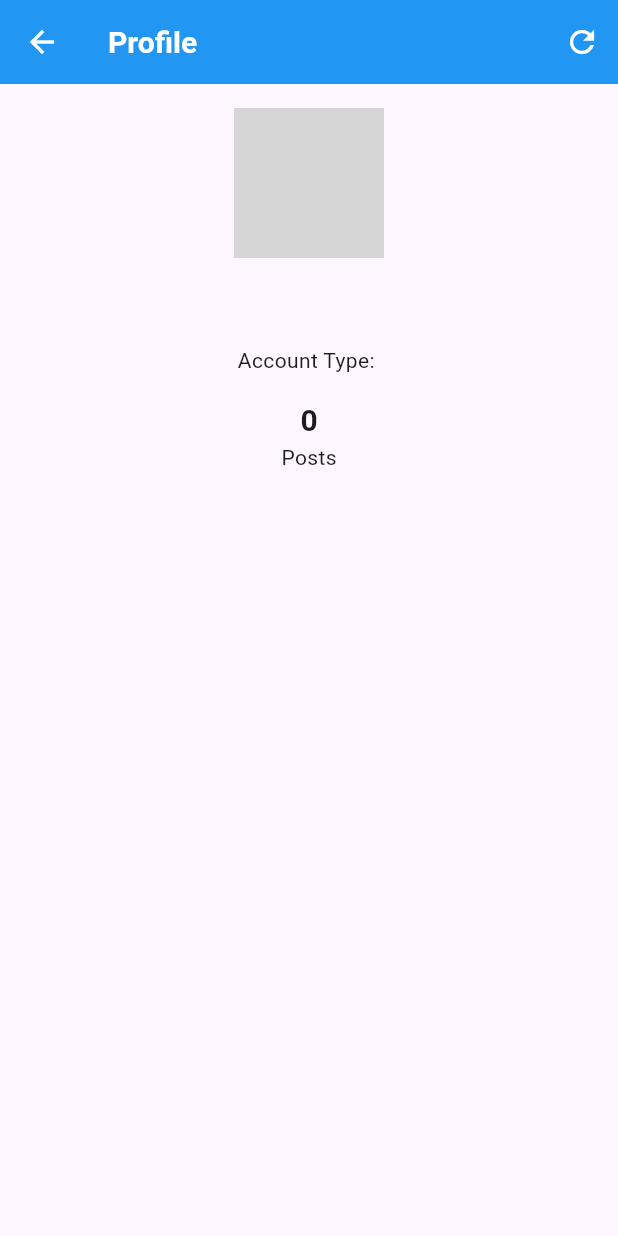
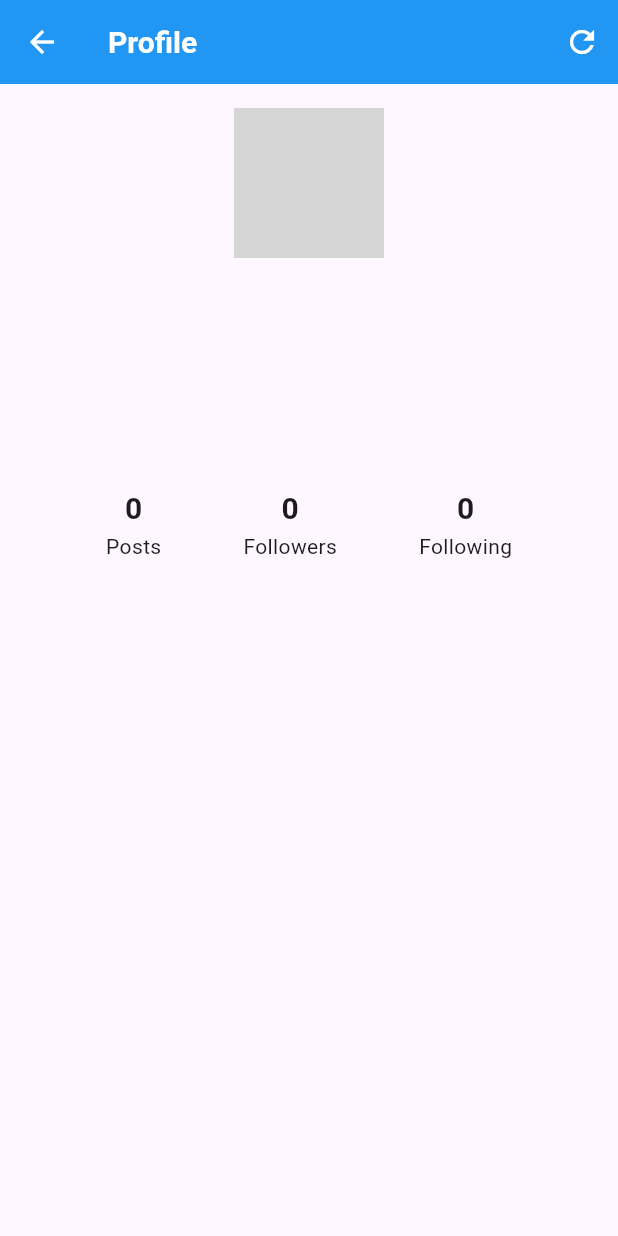
Before and after one commit to RARimonAhmed/follower-unfollower-tracker, a Flutter app: the ProfileScreen screen opened directly, after a tap on the "refresh" icon, on a phone screen of 412 x 824 dp. Run offline on Flutter 3.47's test engine with Material 3 defaults, Android fonts, the phone set to English and light mode, and no system bars; our stand-ins replace app_links, flutter_secure_storage, get, shared_preferences; accounts and stored records are empty; network calls fail; grey boxes are pictures that could not be loaded.

Commit message:
profile values show done as normal account

```diff
--- a/lib/api_service.dart
+++ b/lib/api_service.dart
@@ -65,15 +65,22 @@ class ApiService extends GetxService {
     }
   }
 
-  Future<Map<String, dynamic>> getBusinessProfile(String businessAccountId, String accessToken) async {
+  // Add this method to your ApiService class
+  Future<Map<String, dynamic>> getUserProfile(String userId, String accessToken) async {
+    print("User id is $userId");
     final response = await http.get(
-      Uri.parse('${AppConstants.instagramGraphUrl}/$businessAccountId?fields=biography,id,ig_id,followers_count,follows_count,media_count,name,profile_picture_url,username,website&access_token=$accessToken'),
+      Uri.parse("${AppConstants.instagramGraphUrl}/$userId?fields=name,username,profile_picture_url,followers_count,follows_count,media_count,biography,website&access_token=$accessToken",
+      ),
     );
+
+    print("Url is ${AppConstants.instagramGraphUrl}/$userId?fields=name,username,profile_picture_url,followers_count,follows_count,media_count,biography,website&access_token=$accessToken");
+    print("Response body is ${response.body.toString()}");
+    print("Response status code is ${response.statusCode.toString()}");
 
     if (response.statusCode == 200) {
       return json.decode(response.body);
     } else {
-      throw Exception('Failed to fetch business profile: ${response.body}');
+      throw Exception('Failed to fetch user profile: ${response.body}');
     }
   }
 
--- a/lib/app_constants.dart
+++ b/lib/app_constants.dart
@@ -18,7 +18,7 @@ class AppConstants {
   static const String instagramTokenUrl = 'https://api.instagram.com/oauth/access_token';
   static const String metaAuthUrl = 'https://www.facebook.com/v19.0/dialog/oauth';
   static const String metaTokenUrl = 'https://graph.facebook.com/v19.0/oauth/access_token';
-  static const String instagramGraphUrl = 'https://graph.instagram.com';
+  static const String instagramGraphUrl = 'https://graph.instagram.com/v19.0';
 
   // Storage Keys
   static const String accessTokenKey = 'instagram_access_token';
--- a/lib/profile_controller.dart
+++ b/lib/profile_controller.dart
@@ -12,8 +12,8 @@ class ProfileController extends GetxController {
   Future<void> fetchProfile() async {
     try {
       isLoading.value = true;
-      final profileData = await _apiService.getBusinessProfile(
-        _authController.businessAccountId.value,
+      final profileData = await _apiService.getUserProfile(
+        _authController.userId.value,
         _authController.accessToken.value,
       );
       profile.value = BusinessProfile.fromJson(profileData);
--- a/lib/profile_model.dart
+++ b/lib/profile_model.dart
@@ -1,26 +1,28 @@
 class BusinessProfile {
-  final String id;
-  final String username;
+  final String? id;
+  final String? username;
   final String? name;
+  final String? profilePictureUrl;
+  final int? followersCount;
+  final int? followsCount;
+  final int? mediaCount;
   final String? biography;
   final String? website;
-  final int followersCount;
-  final int followsCount;
-  final int mediaCount;
-  final String profilePictureUrl;
-  final String? igId;
+  final bool? isUserFollowBusiness;
+  final bool? isBusinessFollowUser;
 
   BusinessProfile({
-    required this.id,
-    required this.username,
+    this.id,
+    this.username,
     this.name,
+    this.profilePictureUrl,
+    this.followersCount,
+    this.followsCount,
+    this.mediaCount,
     this.biography,
     this.website,
-    required this.followersCount,
-    required this.followsCount,
-    required this.mediaCount,
-    required this.profilePictureUrl,
-    this.igId,
+    this.isUserFollowBusiness,
+    this.isBusinessFollowUser,
   });
 
   factory BusinessProfile.fromJson(Map<String, dynamic> json) {
@@ -28,13 +30,40 @@ class BusinessProfile {
       id: json['id'],
       username: json['username'],
       name: json['name'],
+      profilePictureUrl: json['profile_picture_url'] ?? json['profile_pic'],
+      followersCount: json['followers_count'],
+      followsCount: json['follows_count'],
+      mediaCount: json['media_count'],
       biography: json['biography'],
       website: json['website'],
-      followersCount: json['followers_count'] ?? 0,
-      followsCount: json['follows_count'] ?? 0,
-      mediaCount: json['media_count'] ?? 0,
-      profilePictureUrl: json['profile_picture_url'] ?? '',
-      igId: json['ig_id'],
+      isUserFollowBusiness: json['is_user_follow_business'],
+      isBusinessFollowUser: json['is_business_follow_user'],
     );
   }
+
+  Map<String, dynamic> toJson() {
+    return {
+      'id': id,
+      'username': username,
+      'name': name,
+      'profile_picture_url': profilePictureUrl,
+      'followers_count': followersCount,
+      'follows_count': followsCount,
+      'media_count': mediaCount,
+      'biography': biography,
+      'website': website,
+      'is_user_follow_business': isUserFollowBusiness,
+      'is_business_follow_user': isBusinessFollowUser,
+    };
+  }
+
+  // You might want to add a method to check if the profile is empty
+  bool get isEmpty =>
+      id == null &&
+          username == null &&
+          name == null &&
+          profilePictureUrl == null;
+
+  // And a method to check if the profile is not empty
+  bool get isNotEmpty => !isEmpty;
 }
--- a/lib/profile_screen.dart
+++ b/lib/profile_screen.dart
@@ -37,16 +37,28 @@ class ProfileScreen extends StatelessWidget {
             children: [
               CircleAvatar(
                 radius: 50,
-                backgroundImage: NetworkImage(profile.profilePictureUrl),
+                backgroundImage: NetworkImage(profile.profilePictureUrl.toString(),),
               ),
               const SizedBox(height: 16),
               Text(
-                profile.username,
+                profile.username.toString(),
                 style: const TextStyle(fontSize: 24, fontWeight: FontWeight.bold),
               ),
               const SizedBox(height: 8),
-              Text('Account Type: ${profile.name}'),
-              const SizedBox(height: 16),
+              Text(profile.name.toString()),
+              if (profile.biography != null)
+                Padding(
+                  padding: const EdgeInsets.symmetric(vertical: 8),
+                  child: Text(profile.biography!),
+                ),
+              if (profile.website != null)
+                Padding(
+                  padding: const EdgeInsets.only(bottom: 16),
+                  child: Text(
+                    profile.website!,
+                    style: TextStyle(color: Colors.blue),
+                  ),
+                ),
               Row(
                 mainAxisAlignment: MainAxisAlignment.spaceEvenly,
                 children: [
@@ -59,9 +71,39 @@ class ProfileScreen extends StatelessWidget {
                       const Text('Posts'),
                     ],
                   ),
-                  // Add more stats here
+                  Column(
+                    children: [
+                      Text(
+                        profile.followersCount.toString(),
+                        style: const TextStyle(fontSize: 20, fontWeight: FontWeight.bold),
+                      ),
+                      const Text('Followers'),
+                    ],
+                  ),
+                  Column(
+                    children: [
+                      Text(
+                        profile.followsCount.toString(),
+                        style: const TextStyle(fontSize: 20, fontWeight: FontWeight.bold),
+                      ),
+                      const Text('Following'),
+                    ],
+                  ),
                 ],
               ),
+              if (profile.isUserFollowBusiness != null || profile.isBusinessFollowUser != null)
+                Padding(
+                  padding: const EdgeInsets.only(top: 16),
+                  child: Row(
+                    mainAxisAlignment: MainAxisAlignment.center,
+                    children: [
+                      if (profile.isUserFollowBusiness ?? false)
+                        const Chip(label: Text('Follows you')),
+                      if (profile.isBusinessFollowUser ?? false)
+                        const Chip(label: Text('Following')),
+                    ],
+                  ),
+                ),
             ],
           ),
         );
```
